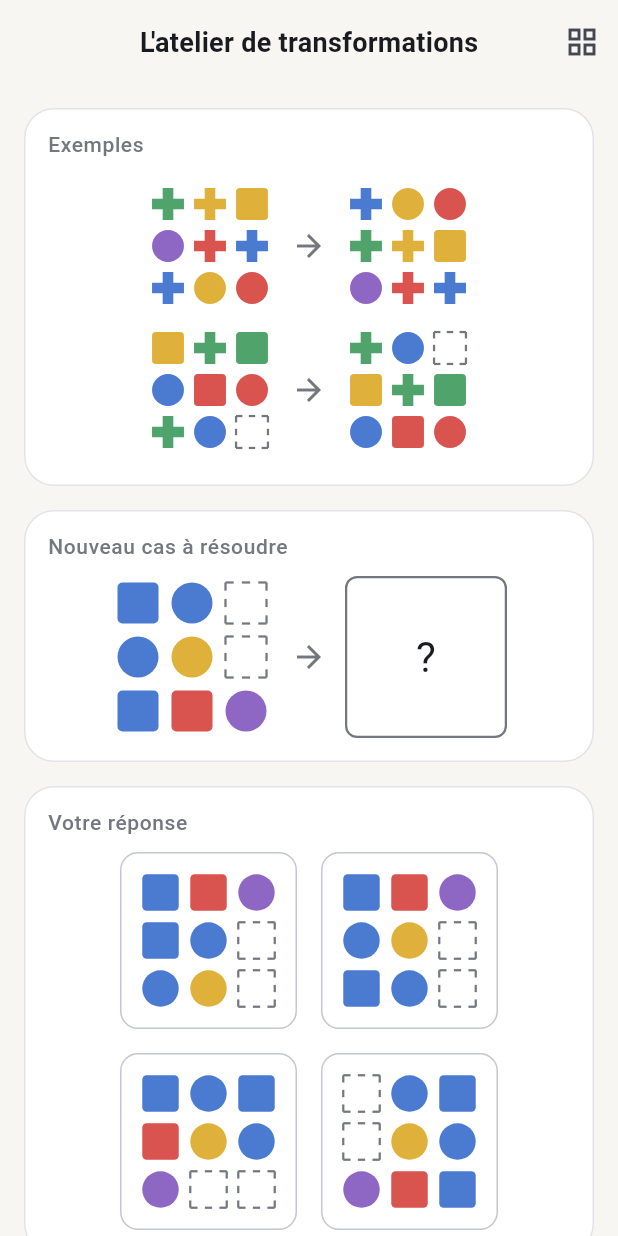
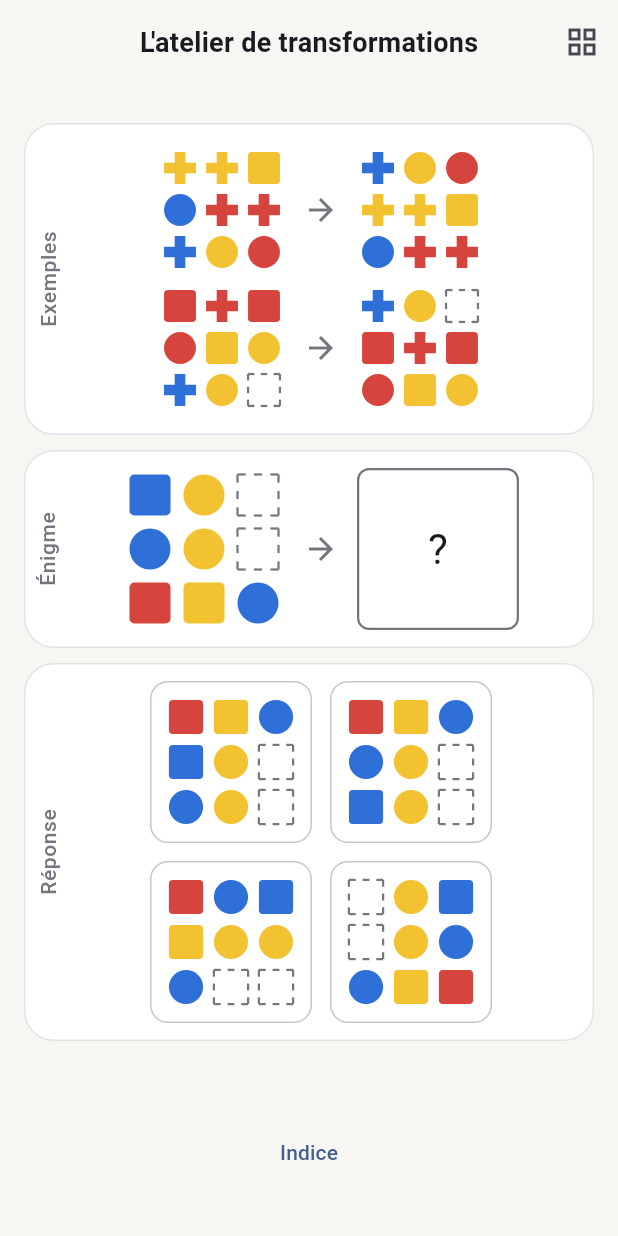
Before and after one commit to mart2010/cognitiv, a Flutter app: the screen it shows after launch, on a phone screen of 412 x 824 dp. Run offline on Flutter 3.47's test engine with Material 3 defaults, Android fonts, the phone set to English and light mode, and no system bars; our stand-ins replace audioplayers.

Commit message:
Tenir l'écran de L'atelier sans défilement et passer à 3 couleurs
Écran en une page : libellés de section à la verticale, barre du bas fixe
(indice, résultat, Suivant), « Cas à résoudre » renommé « Énigme ». Construction
libre réorganisée : grille à gauche, formes et couleurs à droite, « Effacer
tout » et « Valider la réponse » dessous ; pinceau vide supprimé (retoucher une
case avec le même pinceau la vide).

Palette par défaut ramenée à bleu, jaune et rouge (lisible en cas de
daltonisme). L'énumération garde vert et violet : une palette plus large
s'obtient via RuleCatalog(colorOrder: ...), sans toucher au domaine.

Co-Authored-By: Claude Sonnet 5.5 <noreply@anthropic.com>

```diff
--- a/app/lib/workshop/puzzle_view.dart
+++ b/app/lib/workshop/puzzle_view.dart
@@ -99,11 +99,23 @@ class _PuzzleViewState extends State<PuzzleView> {
   @override
   Widget build(BuildContext context) {
     final puzzle = widget.puzzle;
-    final theme = Theme.of(context);
+    // Tout tient à l'écran sans défilement : le contenu des cartes est réduit au besoin
+    // (FittedBox) plutôt que scrollé, et la barre du bas reste toujours visible.
     return Stack(
       children: [
-        ListView(
-          padding: const EdgeInsets.all(16),
+        Column(
+          children: [
+            Expanded(
+              child: LayoutBuilder(
+                builder: (context, constraints) => Center(
+                  child: FittedBox(
+                    fit: BoxFit.scaleDown,
+                    child: SizedBox(
+                      width: constraints.maxWidth,
+                      child: Padding(
+                        padding: const EdgeInsets.fromLTRB(16, 8, 16, 0),
+                        child: Column(
+                          mainAxisSize: MainAxisSize.min,
                           children: [
                             _section(
                               context,
@@ -112,7 +124,7 @@ class _PuzzleViewState extends State<PuzzleView> {
                                 children: [
                                   for (final example in puzzle.examples)
                                     Padding(
-                      padding: const EdgeInsets.symmetric(vertical: 6),
+                                      padding: const EdgeInsets.symmetric(vertical: 4),
                                       child: Row(
                                         mainAxisAlignment: MainAxisAlignment.center,
                                         children: [
@@ -125,13 +137,12 @@ class _PuzzleViewState extends State<PuzzleView> {
                                 ],
                               ),
                             ),
-            const SizedBox(height: 16),
+                            const SizedBox(height: 10),
                             _section(
                               context,
-              'Nouveau cas à résoudre',
-              Center(
-                child: Row(
-                  mainAxisSize: MainAxisSize.min,
+                              'Énigme',
+                              Row(
+                                mainAxisAlignment: MainAxisAlignment.center,
                                 children: [
                                   MatrixView(matrix: puzzle.question, cellSize: 36),
                                   _arrow(context),
@@ -139,16 +150,15 @@ class _PuzzleViewState extends State<PuzzleView> {
                                 ],
                               ),
                             ),
-            ),
-            const SizedBox(height: 16),
+                            const SizedBox(height: 10),
                             _section(
                               context,
-              'Votre réponse',
+                              widget.mode == AnswerMode.multipleChoice ? 'Réponse' : null,
                               widget.mode == AnswerMode.multipleChoice
                                   ? Wrap(
                                       alignment: WrapAlignment.center,
-                      spacing: 16,
-                      runSpacing: 16,
+                                      spacing: 12,
+                                      runSpacing: 12,
                                       children: [
                                         for (var i = 0; i < puzzle.answerChoices.length; i++)
                                           _choiceTile(context, i),
@@ -163,22 +173,15 @@ class _PuzzleViewState extends State<PuzzleView> {
                                       onSubmit: _submitConstruction,
                                     ),
                             ),
-            const SizedBox(height: 8),
-            if (_hintShown)
-              Padding(
-                padding: const EdgeInsets.symmetric(vertical: 12),
-                child: Text(
-                  'Indice : ${puzzle.appliedRules.map((r) => r.family.name).join(', ')}',
-                  textAlign: TextAlign.center,
-                  style: theme.textTheme.bodyMedium?.copyWith(color: theme.colorScheme.outline),
+                          ],
                         ),
-              )
-            else
-              TextButton(
-                onPressed: () => setState(() => _hintShown = true),
-                child: const Text('Indice'),
                       ),
-            if (_answered) _resultBanner(context),
+                    ),
+                  ),
+                ),
+              ),
+            ),
+            _bottomBar(context),
           ],
         ),
         if (_wasCorrect == true) const Positioned.fill(child: SuccessCelebration()),
@@ -186,23 +189,61 @@ class _PuzzleViewState extends State<PuzzleView> {
     );
   }
 
-  Widget _section(BuildContext context, String title, Widget child) {
+  /// Barre fixe du bas : indice à la demande, puis le résultat avec « Suivant » une fois
+  /// la réponse donnée.
+  Widget _bottomBar(BuildContext context) {
+    final theme = Theme.of(context);
+    return SizedBox(
+      height: 112,
+      child: Padding(
+        padding: const EdgeInsets.symmetric(horizontal: 16),
+        child: Column(
+          mainAxisAlignment: MainAxisAlignment.center,
+          children: [
+            if (_hintShown)
+              Text(
+                'Indice : ${widget.puzzle.appliedRules.map((r) => r.family.name).join(', ')}',
+                textAlign: TextAlign.center,
+                style: theme.textTheme.bodyMedium?.copyWith(color: theme.colorScheme.outline),
+              )
+            else if (!_answered)
+              TextButton(
+                onPressed: () => setState(() => _hintShown = true),
+                child: const Text('Indice'),
+              ),
+            if (_answered) FittedBox(fit: BoxFit.scaleDown, child: _resultBanner(context)),
+          ],
+        ),
+      ),
+    );
+  }
+
+  /// Titre à la verticale à gauche du contenu, pour gagner de la hauteur.
+  Widget _section(BuildContext context, String? title, Widget child) {
     final theme = Theme.of(context);
     return Card(
       child: Padding(
-        padding: const EdgeInsets.fromLTRB(16, 14, 16, 16),
-        child: Column(
-          crossAxisAlignment: CrossAxisAlignment.stretch,
+        padding: EdgeInsets.fromLTRB(title == null ? 14 : 6, 12, 14, 12),
+        child: Row(
+          crossAxisAlignment: CrossAxisAlignment.center,
           children: [
-            Text(
+            if (title != null)
+              SizedBox(
+                width: 24,
+                child: RotatedBox(
+                  quarterTurns: 3,
+                  child: Text(
                     title,
+                    textAlign: TextAlign.center,
+                    maxLines: 1,
                     style: theme.textTheme.labelLarge?.copyWith(
                       color: theme.colorScheme.outline,
                       letterSpacing: 0.4,
                     ),
                   ),
-            const SizedBox(height: 10),
-            child,
+                ),
+              ),
+            Expanded(child: Center(child: child)),
           ],
         ),
       ),
@@ -214,8 +255,8 @@ class _PuzzleViewState extends State<PuzzleView> {
     child: Icon(Icons.arrow_forward, color: Theme.of(context).colorScheme.outline),
   );
 
-  /// Succès : bandeau qui surgit en grand, avec les confettis (`SuccessCelebration`).
-  /// Échec : une ligne discrète, plus la réponse attendue en construction libre.
+  /// Succès : « Bravo ! » en grand avec un rebond, plus les confettis
+  /// (`SuccessCelebration`). Échec : sobre, avec la réponse attendue en construction libre.
   Widget _resultBanner(BuildContext context) {
     final theme = Theme.of(context);
     final correct = _wasCorrect!;
@@ -224,11 +265,11 @@ class _PuzzleViewState extends State<PuzzleView> {
       duration: Duration(milliseconds: correct ? 600 : 250),
       curve: correct ? Curves.elasticOut : Curves.easeOut,
       builder: (context, scale, child) => Transform.scale(scale: scale, child: child),
-      child: Column(
+      child: Row(
+        mainAxisAlignment: MainAxisAlignment.center,
         children: [
           Text(
             correct ? 'Bravo !' : 'Raté.',
-            textAlign: TextAlign.center,
             style: correct
                 ? theme.textTheme.displaySmall?.copyWith(
                     color: Colors.green.shade700,
@@ -237,18 +278,22 @@ class _PuzzleViewState extends State<PuzzleView> {
                 : theme.textTheme.titleLarge?.copyWith(color: theme.colorScheme.outline),
           ),
           if (_constructed != null && !correct) ...[
-            const SizedBox(height: 8),
-            Text(
-              'Réponse attendue',
-              textAlign: TextAlign.center,
-              style: theme.textTheme.titleSmall,
+            const SizedBox(width: 12),
+            Column(
+              mainAxisSize: MainAxisSize.min,
+              children: [
+                Text('Réponse attendue', style: theme.textTheme.labelSmall),
+                const SizedBox(height: 4),
+                MatrixView(matrix: widget.puzzle.correctAnswer, cellSize: 20),
+              ],
             ),
-            const SizedBox(height: 8),
-            Center(child: MatrixView(matrix: widget.puzzle.correctAnswer, cellSize: 32)),
           ],
-          const SizedBox(height: 12),
-          FilledButton(onPressed: widget.onNext, child: const Text('Suivant')),
-          const SizedBox(height: 16),
+          const SizedBox(width: 16),
+          FilledButton(
+            onPressed: widget.onNext,
+            style: FilledButton.styleFrom(minimumSize: const Size(110, 44)),
+            child: const Text('Suivant'),
+          ),
         ],
       ),
     );
@@ -291,7 +336,7 @@ class _PuzzleViewState extends State<PuzzleView> {
       borderRadius: BorderRadius.circular(12),
       onTap: () => _choose(index),
       child: Container(
-        padding: const EdgeInsets.all(10),
+        padding: const EdgeInsets.all(8),
         decoration: BoxDecoration(
           border: Border.all(
             color: borderColor,
@@ -299,7 +344,7 @@ class _PuzzleViewState extends State<PuzzleView> {
           ),
           borderRadius: BorderRadius.circular(12),
         ),
-        child: MatrixView(matrix: widget.puzzle.answerChoices[index], cellSize: 32),
+        child: MatrixView(matrix: widget.puzzle.answerChoices[index], cellSize: 30),
       ),
     );
   }
--- a/app/lib/workshop/workshop_palette.dart
+++ b/app/lib/workshop/workshop_palette.dart
@@ -3,11 +3,11 @@ import 'package:workshop/workshop.dart' as workshop;
 
 /// Interface Adapter : traduit les Couleurs du domaine vers des couleurs Flutter.
 /// L'alias d'import `workshop` évite la collision de `Color` avec Flutter (`docs/PLAN.md`).
-/// Palette sobre, provisoire (l'habillage visuel viendra plus tard).
+/// Palette sobre (bleu, jaune, rouge par défaut ; vert et violet pour une palette plus large) (l'habillage visuel viendra plus tard).
 Color flutterColorOf(workshop.Color color) => switch (color) {
-      workshop.Color.red => const Color(0xFFD9534F),
-      workshop.Color.blue => const Color(0xFF4A7BD0),
+      workshop.Color.red => const Color(0xFFD6453D),
+      workshop.Color.blue => const Color(0xFF2E6FD8),
       workshop.Color.green => const Color(0xFF4FA36B),
-      workshop.Color.yellow => const Color(0xFFE0B13A),
+      workshop.Color.yellow => const Color(0xFFF2C230),
       workshop.Color.purple => const Color(0xFF8E67C4),
     };
--- a/games/workshop/lib/src/entities/color.dart
+++ b/games/workshop/lib/src/entities/color.dart
@@ -1,4 +1,16 @@
-/// Couleur : l'une des couleurs d'une palette fixe qu'une Cellule non vide peut porter
-/// (`games/workshop/CONTEXT.md`). Palette provisoire ; à ajuster lors de l'habillage visuel
-/// (voir `docs/PLAN.md`), sans conséquence sur le domaine puisqu'il ne s'agit que de noms.
-enum Color { red, blue, green, yellow, purple }
+/// Couleur : l'une des couleurs qu'une Cellule non vide peut porter
+/// (`games/workshop/CONTEXT.md`). L'énumération contient toutes les Couleurs connues ;
+/// la palette réellement utilisée par un jeu en est un sous-ensemble ordonné (par défaut
+/// `defaultPalette`, via `RuleCatalog.colorOrder`). Augmenter le nombre de Couleurs plus
+/// tard = passer une palette plus large au Catalogue, sans toucher au domaine.
+enum Color {
+  blue,
+  yellow,
+  red,
+  green,
+  purple;
+
+  /// Trois Couleurs bien distinctes, y compris en cas de daltonisme : bleu et jaune
+  /// s'opposent sur l'axe bleu-jaune, et le rouge se distingue du jaune par sa clarté.
+  static const defaultPalette = [Color.blue, Color.yellow, Color.red];
+}
--- a/games/workshop/lib/src/entities/rule_catalog.dart
+++ b/games/workshop/lib/src/entities/rule_catalog.dart
@@ -10,11 +10,13 @@ import 'shape.dart';
 /// donnée, mais n'est pas une liste statique indépendante des dimensions — `rulesFor`
 /// l'énumère pour des dimensions précises plutôt que de le figer une fois pour toutes.
 class RuleCatalog {
+  /// Palette du jeu, dans l'ordre des Cycles de couleur ; le générateur y tire aussi les
+  /// Couleurs des Cellules. Une palette plus large augmente le nombre de Couleurs.
   final List<Color> colorOrder;
   final List<Shape> shapeOrder;
 
   const RuleCatalog({
-    this.colorOrder = Color.values,
+    this.colorOrder = Color.defaultPalette,
     this.shapeOrder = const [Shape.round, Shape.square, Shape.cross],
   });
 
--- a/games/workshop/lib/src/use_cases/generate_workshop_puzzle.dart
+++ b/games/workshop/lib/src/use_cases/generate_workshop_puzzle.dart
@@ -1,6 +1,5 @@
 import '../domain_services/workshop_puzzle_solver.dart';
 import '../entities/cell.dart';
-import '../entities/color.dart';
 import '../entities/empty_cell_role.dart';
 import '../entities/generation_profile.dart';
 import '../entities/matrix.dart';
@@ -190,7 +189,7 @@ class GenerateWorkshopPuzzle {
 
   Matrix _randomMatrix(int rowCount, int columnCount, EmptyCellRole emptyRole) {
     final shapes = Shape.values.where((s) => s != Shape.empty).toList();
-    final colors = Color.values;
+    final colors = catalog.colorOrder;
     return Matrix.generate(rowCount, columnCount, (r, c) {
       if (random.nextDouble() < _emptyCellProbability) {
         return Cell.empty(emptyRole);
@@ -245,7 +244,7 @@ class GenerateWorkshopPuzzle {
     final row = random.nextInt(source.rowCount);
     final column = random.nextInt(source.columnCount);
     final shapes = Shape.values.where((s) => s != Shape.empty).toList();
-    final colors = Color.values;
+    final colors = catalog.colorOrder;
     final newCell = Cell.filled(shapes[random.nextInt(shapes.length)], colors[random.nextInt(colors.length)]);
     return source.withCell(row, column, newCell);
   }
```
Also changed, not shown: app/lib/workshop/construct_answer_view.dart (+54 -42 lines), 5 other files. Lines whose indentation alone changed are shown as unchanged.
